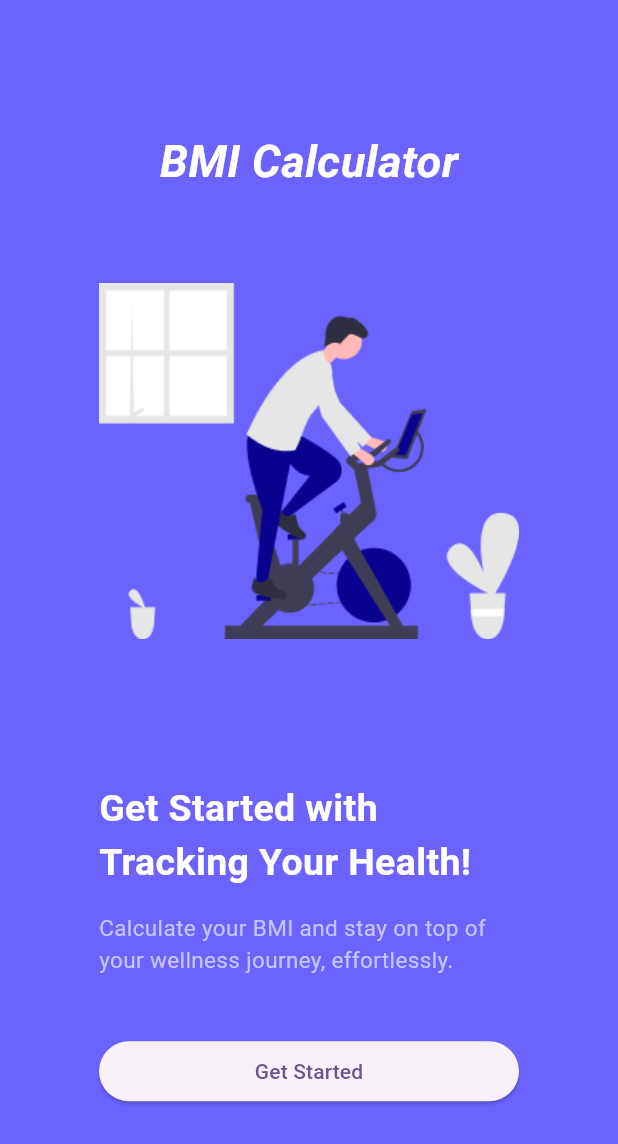
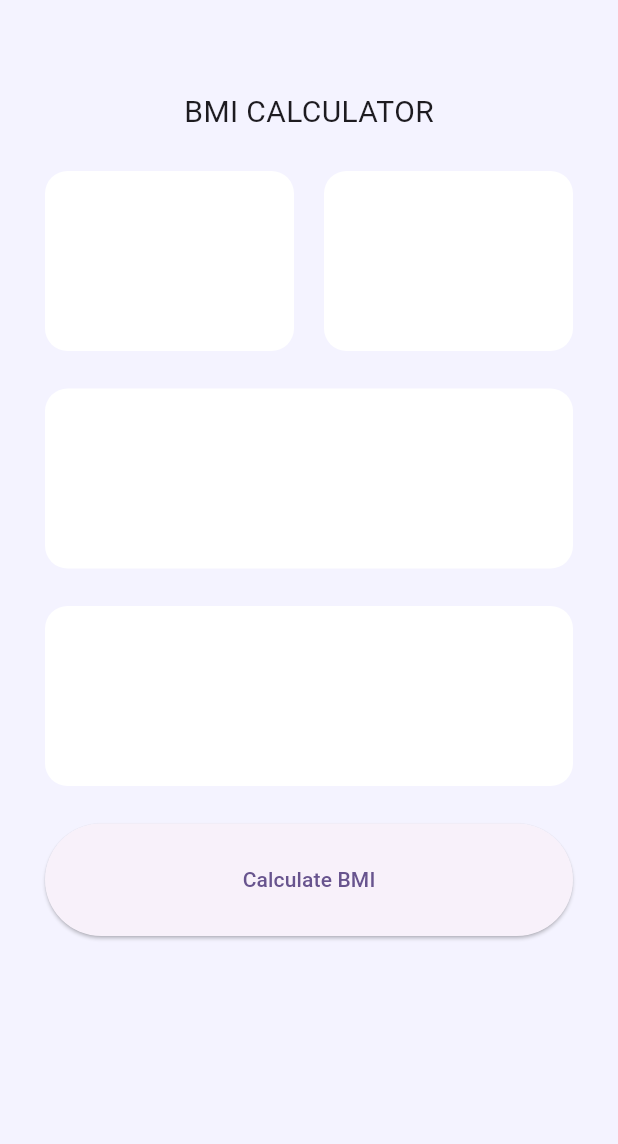
Before and after one commit to bebiv0212/daelim_2025, a Flutter app: the screen it shows after launch, after a tap on "Get Started", on a phone screen of 412 x 824 dp. Shown: the top 1144 px of the screen. Run offline on Flutter 3.47's test engine with Material 3 defaults, Android fonts, the phone set to English and light mode, and no system bars; our stand-ins replace go_router.

Commit message:
25.04.10 수업내용용

```diff
--- /dev/null
+++ b/lib/app/router/app_route.dart
@@ -0,0 +1,5 @@
+enum AppRoute { start, main }
+
+extension AppRouteExtension on AppRoute {
+  String get toPath => '/$name';
+}
--- /dev/null
+++ b/lib/app/router/app_router.dart
@@ -0,0 +1,19 @@
+import 'package:daelim_2025/app/router/app_route.dart';
+import 'package:daelim_2025/main/main_screen.dart';
+import 'package:daelim_2025/presentation/start/start_screen.dart';
+import 'package:go_router/go_router.dart';
+
+// GoRouter configuration
+final router = GoRouter(
+  initialLocation: AppRoute.start.toPath,
+  routes: [
+    GoRoute(
+      path: AppRoute.start.toPath,
+      builder: (context, state) => StartScreen(),
+    ),
+    GoRoute(
+      path: AppRoute.main.toPath,
+      builder: (context, state) => MainScreen(),
+    ),
+  ],
+);
--- /dev/null
+++ b/lib/main/main_screen.dart
@@ -0,0 +1,57 @@
+import 'package:flutter/material.dart';
+
+class MainScreen extends StatefulWidget {
+  const MainScreen({super.key});
+
+  @override
+  State<MainScreen> createState() => _MainScreenState();
+}
+
+class _MainScreenState extends State<MainScreen> {
+  // 모양이 동일한 컨테이너
+  Widget _buildContainer() {
+    return Container(
+      height: 120,
+      decoration: BoxDecoration(
+        color: Colors.white,
+        borderRadius: BorderRadius.circular(15),
+      ),
+    );
+  }
+
+  @override
+  Widget build(BuildContext context) {
+    return Scaffold(
+      backgroundColor: Color(0xffF4F3FF),
+      body: SafeArea(
+        child: Padding(
+          padding: const EdgeInsets.only(left: 30, right: 30, bottom: 90),
+          child: Column(
+            spacing: 25,
+            children: [
+              SizedBox(height: 35),
+              Text('BMI CALCULATOR', style: TextStyle(fontSize: 20)),
+              Row(
+                spacing: 20,
+                children: [
+                  Expanded(child: _buildContainer()),
+                  Expanded(child: _buildContainer()),
+                ],
+              ),
+              _buildContainer(),
+              _buildContainer(),
+              SizedBox(
+                width: double.infinity,
+                height: 75,
+                child: ElevatedButton(
+                  onPressed: () {},
+                  child: Text('Calculate BMI'),
+                ),
+              ),
+            ],
+          ),
+        ),
+      ),
+    );
+  }
+}
--- a/lib/presentation/my_app.dart
+++ b/lib/presentation/my_app.dart
@@ -1,3 +1,4 @@
+import 'package:daelim_2025/app/router/app_router.dart';
 import 'package:daelim_2025/presentation/start/start_screen.dart';
 import 'package:flutter/cupertino.dart';
 import 'package:flutter/material.dart';
@@ -8,12 +9,12 @@
   // This widget is the root of your application.
   @override
   Widget build(BuildContext context) {
-    return MaterialApp(
+    return MaterialApp.router(
       debugShowCheckedModeBanner: false,
       theme: ThemeData(
         colorScheme: ColorScheme.fromSeed(seedColor: Colors.deepPurple),
       ),
-      home: StartScreen(), //처음 시작할 화면면
+      routerConfig: router, //처음 시작할 화면면
     );
   }
 }
--- a/lib/presentation/start/start_screen.dart
+++ b/lib/presentation/start/start_screen.dart
@@ -1,7 +1,22 @@
+import 'package:daelim_2025/app/router/app_route.dart';
 import 'package:flutter/material.dart';
+import 'package:go_router/go_router.dart';
 
 class StartScreen extends StatelessWidget {
   const StartScreen({super.key});
+
+  final _title = 'Get Started with \nTracking Your Health!';
+  final _description =
+      'Calculate your BMI and stay on top of your wellness journey, effortlessly.';
+
+  TextStyle get _titleStyle => TextStyle(
+    color: Colors.white,
+    fontSize: 25,
+    fontWeight: FontWeight.bold,
+    fontStyle: FontStyle.italic,
+  );
+
+  TextStyle get _descStyle => TextStyle(fontSize: 15, color: Color(0xffc6c3f9));
 
   // 앱 이름
   Widget _buildAppName() {
@@ -20,7 +35,7 @@
   // 타이틀
   Widget _buildTitle() {
     return Text(
-      'Get Started with \nTracking Your Health!',
+      _title,
       style: TextStyle(
         color: Colors.white,
         fontSize: 25,
@@ -31,17 +46,33 @@
 
   // 설명
   Widget _buildDescription() {
-    return Text(
-      'Calculate your BMI and stay on top of your wellness journey, effortlessly.',
-      style: TextStyle(fontSize: 15, color: Color(0xffc6c3f9)),
+    return Text(_description, style: _descStyle);
+  }
+
+  // 버튼
+  Widget _buildStartButton(BuildContext context) {
+    return SizedBox(
+      width: double.infinity,
+      height: 50,
+      child: ElevatedButton(
+        onPressed: () => context.go(AppRoute.main.toPath),
+        style: ElevatedButton.styleFrom(foregroundColor: Color(0xff081854)),
+        child: Text('Get Started'),
+      ),
     );
   }
 
-  // 버튼
-  Widget _buildStartButton() {
-    return SizedBox(
-      width: double.infinity,
-      child: ElevatedButton(onPressed: () {}, child: Text('Get Started')),
+  // 타이틀, 설명 합친거거
+  Widget _buildTitleDesc() {
+    return RichText(
+      text: TextSpan(
+        children: [
+          TextSpan(text: _title, style: _titleStyle),
+          TextSpan(text: '\n'),
+          WidgetSpan(child: SizedBox(height: 30)),
+          TextSpan(text: _description, style: _descStyle),
+        ],
+      ),
     );
   }
 
@@ -61,16 +92,12 @@
                 SizedBox(height: 60),
                 Image.asset('assets/images/bmi_bike.png'),
                 SizedBox(height: 95),
-                Column(
-                  crossAxisAlignment: CrossAxisAlignment.start,
-                  children: [
-                    _buildTitle(),
-                    SizedBox(height: 15),
-                    _buildDescription(),
-                  ],
-                ),
+                // _buildTitle(),
+                // SizedBox(height: 15),
+                // _buildDescription(),
+                _buildTitleDesc(),
                 SizedBox(height: 40),
-                _buildStartButton(),
+                _buildStartButton(context),
               ],
             ),
           ),
--- a/pubspec.yaml
+++ b/pubspec.yaml
@@ -34,6 +34,7 @@
   # The following adds the Cupertino Icons font to your application.
   # Use with the CupertinoIcons class for iOS style icons.
   cupertino_icons: ^1.0.8
+  go_router: ^14.8.1
 
 dev_dependencies:
   flutter_test:
```
